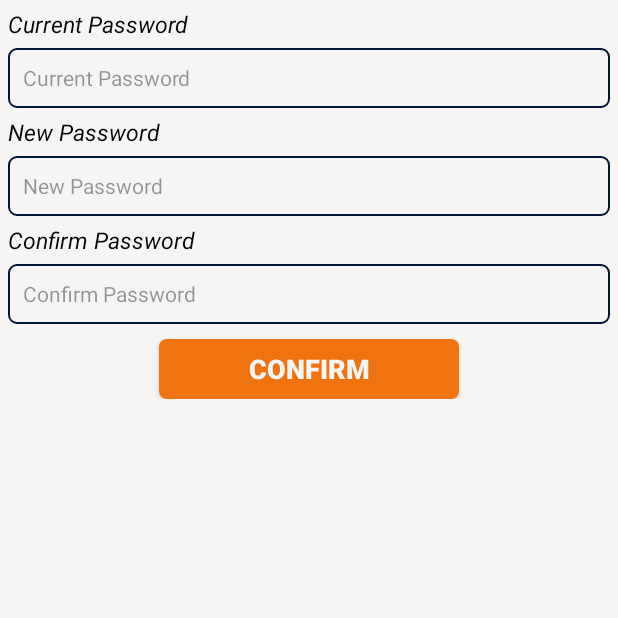
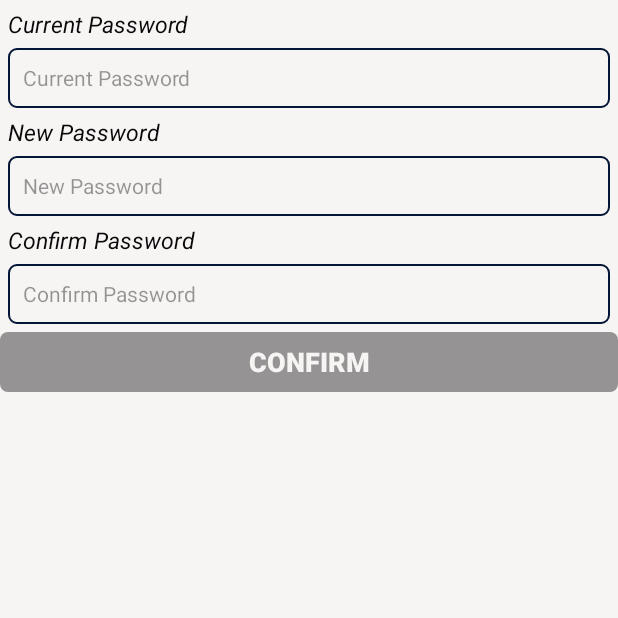
Before and after one commit to stevennguyenn/AppCTCT, an Android app: the ChangePasswordActivity screen opened directly, with no data from a screen before it, on a phone screen of 412 x 824 dp, the top half of it. Run offline under Robolectric (Android 15) with nearby library versions, the phone set to English and light mode, and no system bars.

Commit message:
fixbug login change button to fragment

```diff
--- /dev/null
+++ b/app/src/main/java/com/example/administrator/appctct/Fragment/FragmentButton/ClickButton.java
@@ -0,0 +1,7 @@
+package com.example.administrator.appctct.Fragment.FragmentButton;
+
+import android.view.View;
+
+public interface ClickButton {
+    void clickView(View v);
+}
--- a/app/src/main/java/com/example/administrator/appctct/Fragment/FragmentButton/fragment_button.java
+++ b/app/src/main/java/com/example/administrator/appctct/Fragment/FragmentButton/fragment_button.java
@@ -13,17 +13,22 @@ import com.example.administrator.appctct.R;
 
 public class fragment_button extends Fragment implements View.OnClickListener{
     private Button btButton;
-    private register listened;
+    private ClickButton listened;
     @Nullable
     @Override
     public View onCreateView(@NonNull LayoutInflater inflater, @Nullable ViewGroup container, @Nullable Bundle savedInstanceState) {
         View view = inflater.inflate(R.layout.fragment_button_ctct,container,false);
         btButton = view.findViewById(R.id.btButton);
-        btButton.setOnClickListener(this);
         return view;
     }
 
-    public void setRegister(register listened){
+    @Override
+    public void onActivityCreated(@Nullable Bundle savedInstanceState) {
+        super.onActivityCreated(savedInstanceState);
+        btButton.setOnClickListener(this);
+    }
+
+    public void setRegister(ClickButton listened){
         this.listened = listened;
     }
 
@@ -31,14 +36,26 @@ public class fragment_button extends Fragment implements View.OnClickListener{
         btButton.setText(title);
     }
 
+    public void setButtonFacebook(){
+        btButton.setBackground(getResources().getDrawable(R.drawable.custom_button_facebook));
+    }
+
     @Override
     public void onClick(View v) {
         switch (v.getId()){
             case R.id.btButton:
-                listened.processRegister();
+                listened.clickView(getView());
                 break;
                 default:
                     break;
         }
     }
+
+    public void setButtonDisable(){
+        btButton.setEnabled(false);
+    }
+
+    public void setButtonVisible(){
+        btButton.setEnabled(true);
+    }
 }
--- a/app/src/main/java/com/example/administrator/appctct/Fragment/FragmentButton/register.java
+++ /dev/null
@@ -1,5 +0,0 @@
-package com.example.administrator.appctct.Fragment.FragmentButton;
-
-public interface register {
-    void processRegister();
-}
--- a/app/src/main/java/com/example/administrator/appctct/View/Main/ControllerActivity.java
+++ b/app/src/main/java/com/example/administrator/appctct/View/Main/ControllerActivity.java
@@ -87,6 +87,8 @@ public class ControllerActivity extends AppCompatActivity implements ClickNaviIt
 
      private void setToolbar(){
          toolbar = findViewById(R.id.tb_Controller);
+         toolbar.setTitle(getResources().getString(R.string.ctct));
+         toolbar.setTitleTextColor(getResources().getColor(R.color.color_red));
          setSupportActionBar(toolbar);
          ActionBar actionBar = getSupportActionBar();
          actionBar.setDisplayHomeAsUpEnabled(true);
--- a/app/src/main/java/com/example/administrator/appctct/View/Profile/ProfileActitivy.java
+++ b/app/src/main/java/com/example/administrator/appctct/View/Profile/ProfileActitivy.java
@@ -71,7 +71,6 @@ public class ProfileActitivy extends AppCompatActivity implements View.OnClickLi
                     }
                 }
             }
-
             @Override
             public void onFailure(@NonNull Call<Profile> call,@NonNull Throwable t) {
 
--- a/app/src/main/java/com/example/administrator/appctct/View/Setting/ChangePasswordActivity.java
+++ b/app/src/main/java/com/example/administrator/appctct/View/Setting/ChangePasswordActivity.java
@@ -2,16 +2,17 @@ package com.example.administrator.appctct.View.Setting;
 
 import android.support.v7.app.AppCompatActivity;
 import android.os.Bundle;
+import android.view.View;
 import android.widget.Toast;
 
 import com.example.administrator.appctct.Fragment.EditText.fragment_edittext_changepassword;
 import com.example.administrator.appctct.Fragment.FragmentButton.fragment_button;
-import com.example.administrator.appctct.Fragment.FragmentButton.register;
+import com.example.administrator.appctct.Fragment.FragmentButton.ClickButton;
 import com.example.administrator.appctct.Interfaces.ChangePassword.PresenterNotifyView;
 import com.example.administrator.appctct.Presenter.PresentChangPassword;
 import com.example.administrator.appctct.R;
 
-public class ChangePasswordActivity extends AppCompatActivity implements register, PresenterNotifyView {
+public class ChangePasswordActivity extends AppCompatActivity implements ClickButton, PresenterNotifyView {
     fragment_edittext_changepassword fragmentCurrentPassword,fragmentNewPassword,fragmentConfirmPassword;
     fragment_button fragment_button_changpassword;
     private PresentChangPassword presenter;
@@ -47,14 +48,6 @@ public class ChangePasswordActivity extends AppCompatActivity implements registe
     }
 
     @Override
-    public void processRegister() {
-        String currentPass = fragmentCurrentPassword.getText();
-        String newPass = fragmentNewPassword.getText();
-        String confirmPass = fragmentConfirmPassword.getText();
-        presenter.noticeModelChangePassword(currentPass,newPass,confirmPass);
-    }
-
-    @Override
     public void currentPassEmpty() {
         fragmentCurrentPassword.setError();
     }
@@ -78,4 +71,12 @@ public class ChangePasswordActivity extends AppCompatActivity implements registe
     public void successed() {
         Toast.makeText(ChangePasswordActivity.this,"Change password successed",Toast.LENGTH_SHORT).show();
     }
+
+    @Override
+    public void clickView(View v) {
+        String currentPass = fragmentCurrentPassword.getText();
+        String newPass = fragmentNewPassword.getText();
+        String confirmPass = fragmentConfirmPassword.getText();
+        presenter.noticeModelChangePassword(currentPass,newPass,confirmPass);
+    }
 }
--- /dev/null
+++ b/app/src/main/res/drawable/custom_buttom_disable.xml
@@ -0,0 +1,9 @@
+<?xml version="1.0" encoding="utf-8"?>
+<shape xmlns:android="http://schemas.android.com/apk/res/android">
+    <solid android:color="@color/black_overlay"/>
+    <corners android:radius="5dp"/>
+    <padding android:right="5dp"
+        android:left="5dp"
+        android:bottom="5dp"
+        android:top="5dp"/>
+</shape>
--- /dev/null
+++ b/app/src/main/res/drawable/custom_button_dis_en.xml
@@ -0,0 +1,8 @@
+<?xml version="1.0" encoding="utf-8"?>
+<selector xmlns:android="http://schemas.android.com/apk/res/android">
+    <item android:drawable="@drawable/custom_button_enable"
+        android:state_enabled="true"/>
+    <item android:drawable="@drawable/custom_buttom_disable"
+        android:state_enabled="false"/>
+
+</selector>
--- a/app/src/main/res/layout/activity_profile_actitivy.xml
+++ b/app/src/main/res/layout/activity_profile_actitivy.xml
@@ -154,7 +154,7 @@
         app:layout_constraintLeft_toLeftOf="parent"
         app:layout_constraintBottom_toBottomOf="parent"
         android:text="@string/confirm"
-        android:background="@drawable/custom_button"
+        android:background="@drawable/custom_button_enable"
         android:layout_width="200dp"
         android:layout_height="wrap_content" />
 
--- a/app/src/main/res/layout/activity_register_.xml
+++ b/app/src/main/res/layout/activity_register_.xml
@@ -116,7 +116,7 @@
         android:textSize="16sp"
         android:textStyle="bold"
         android:text="@string/registerNow"
-        android:background="@drawable/custom_button"
+        android:background="@drawable/custom_button_enable"
         app:layout_constraintLeft_toLeftOf="@+id/edConfirmPassword"
         app:layout_constraintRight_toRightOf="@id/edConfirmPassword"
         android:layout_marginTop="10dp"
--- a/app/src/main/res/layout/dialog_choice_email_phone.xml
+++ b/app/src/main/res/layout/dialog_choice_email_phone.xml
@@ -80,7 +80,7 @@
         app:layout_constraintLeft_toLeftOf="parent"
         android:layout_marginTop="10dp"
         app:layout_constraintTop_toBottomOf="@id/cbPhone"
-        android:background="@drawable/custom_button"
+        android:background="@drawable/custom_button_enable"
         android:text="@string/confirm"
         android:layout_width="200dp"
         android:layout_height="40dp"
--- a/app/src/main/res/layout/dialog_custom.xml
+++ b/app/src/main/res/layout/dialog_custom.xml
@@ -49,7 +49,7 @@
         app:layout_constraintLeft_toLeftOf="parent"
         app:layout_constraintBottom_toBottomOf="parent"
         android:layout_marginBottom="10dp"
-        android:background="@drawable/custom_button"
+        android:background="@drawable/custom_button_enable"
         android:layout_width="200dp"
         android:layout_height="40dp" />
 
--- a/app/src/main/res/layout/fragment_button_ctct.xml
+++ b/app/src/main/res/layout/fragment_button_ctct.xml
@@ -1,7 +1,7 @@
 <?xml version="1.0" encoding="utf-8"?>
 <android.support.constraint.ConstraintLayout xmlns:android="http://schemas.android.com/apk/res/android"
     android:layout_width="match_parent"
-    android:layout_height="match_parent"
+    android:layout_height="wrap_content"
     xmlns:app="http://schemas.android.com/apk/res-auto">
 
     <Button
@@ -9,12 +9,13 @@
         android:textSize="18sp"
         android:textStyle="bold"
         android:id="@+id/btButton"
-        android:background="@drawable/custom_button"
-        android:layout_marginTop="10dp"
+        android:enabled="false"
+        android:background="@drawable/custom_button_dis_en"
+        android:layout_marginTop="5dp"
         app:layout_constraintLeft_toLeftOf="parent"
         app:layout_constraintRight_toRightOf="parent"
         app:layout_constraintTop_toTopOf="parent"
-        android:layout_width="200dp"
+        android:layout_width="match_parent"
         android:layout_height="40dp" />
 
 </android.support.constraint.ConstraintLayout>
--- a/app/src/main/res/values/colors.xml
+++ b/app/src/main/res/values/colors.xml
@@ -11,4 +11,6 @@
     <color name="black_overlay">#66000000</color>
     <color name="color_red">#ef0909</color>
     <color name="color_yellow">#f4b20b</color>
+    <color name="color_disable">#807d7d</color>
+    <color name="color_orange_process">#f5c158</color>
 </resources>
```
Also changed, not shown: app/src/main/AndroidManifest.xml (+19 -11 lines), app/src/main/java/com/example/administrator/appctct/View/Login/Login_Activity.java (+65 -20 lines), app/src/main/java/com/example/administrator/appctct/View/Setting/ForgotPasswordActivity.java (+4 -3 lines), app/src/main/java/com/example/administrator/appctct/View/Setting/UpdatePhoneNumberActivity.java (+4 -4 lines), app/src/main/res/layout/activity_login_.xml (+30 -28 lines), app/src/main/res/drawable/custom_button_enable.xml (renamed from app/src/main/res/drawable/custom_button.xml).
